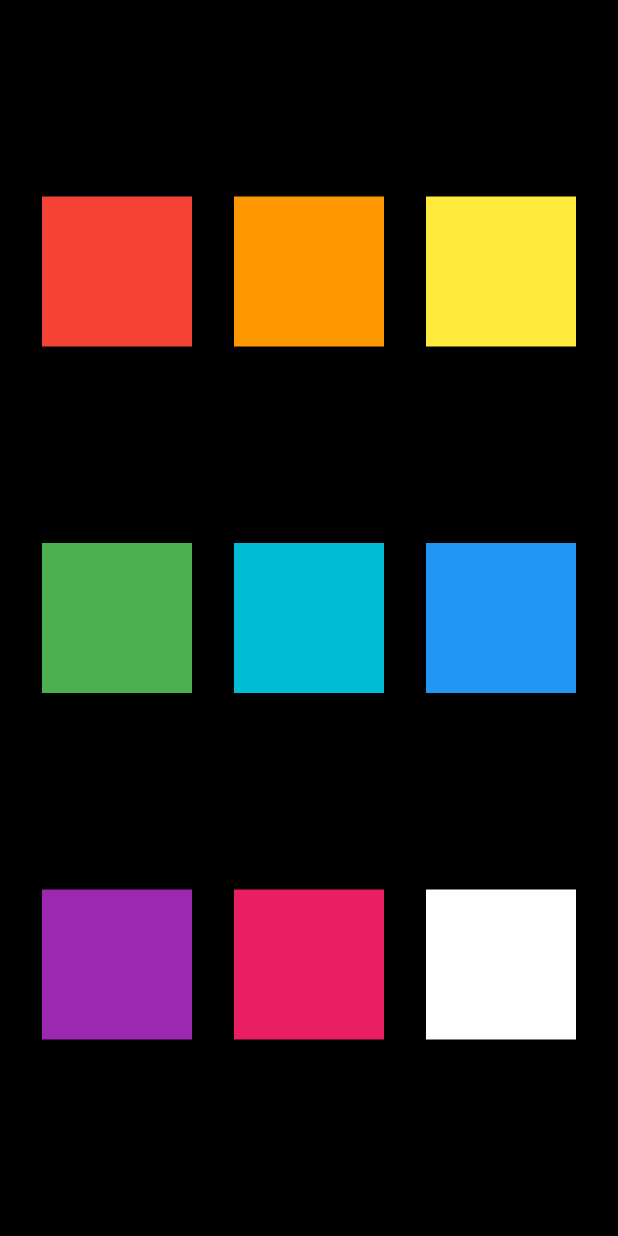
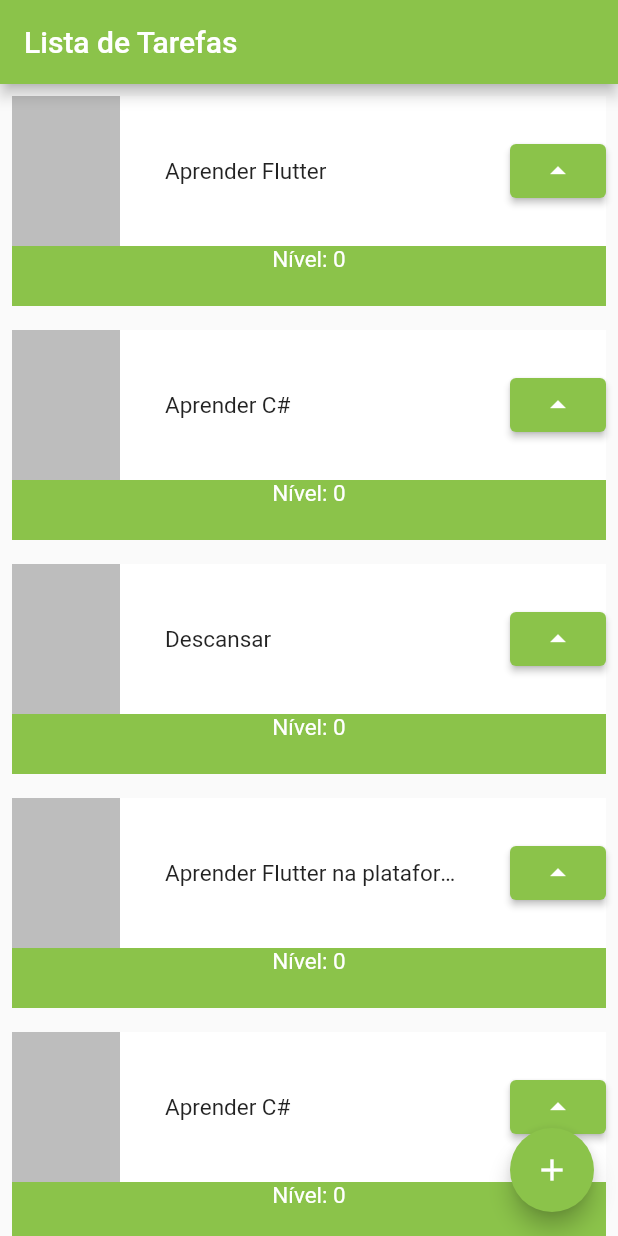
Before and after one commit to Venicode/AplicativoFlutter, a Flutter app: the screen it shows after launch, on a phone screen of 412 x 824 dp. Run offline on Flutter 3.47's test engine with Material 2 defaults, Android fonts, the phone set to English and light mode, and no system bars.

Commit message:
criando o layout do aplicativo e configurando os niveis

```diff
--- a/lib/main.dart
+++ b/lib/main.dart
@@ -4,96 +4,112 @@ void main() {
   runApp(const MyApp());
 }
 
-class MyApp extends StatelessWidget {
+class MyApp extends StatefulWidget {
   const MyApp({Key? key}) : super(key: key);
 
+  @override
+  State<MyApp> createState() => _MyAppState();
+}
+
+class _MyAppState extends State<MyApp> {
   // This widget is the root of your application.
   @override
   Widget build(BuildContext context) {
     return MaterialApp(
       title: 'Flutter Demo',
-      theme: ThemeData(
-          // This is the theme of your application./
-          //
-          // Try running your application with "flutter run". You'll see the
-          // application has a blue toolbar. Then, without quitting the app, try
-          // changing the primarySwatch below to Colors.green and then invoke
-          // "hot reload" (press "r" in the console where you ran "flutter run",
-          // or simply save your changes to "hot reload" in a Flutter IDE).
-          // Notice that the counter didn't reset back to zero; the application
-          // is not restarted.
-          primarySwatch: Colors.purple),
-      home: Container(
-          color: Colors.black,
-          child: Column(
-            mainAxisAlignment: MainAxisAlignment.spaceEvenly,
-            crossAxisAlignment: CrossAxisAlignment.center,
-            children:[
-                Row(
-                  mainAxisAlignment: MainAxisAlignment.spaceEvenly,
-                  crossAxisAlignment: CrossAxisAlignment.center,
+      theme: ThemeData(primarySwatch: Colors.lightGreen),
+      home: Scaffold(
+        appBar: AppBar(
+          title:
+              Text('Lista de Tarefas', style: TextStyle(color: Colors.white)),
+        ),
+        body: ListView(
+          children: [
+            Task('Aprender Flutter'),
+            Task('Aprender C#'),
+            Task('Descansar'),
+            Task('Aprender Flutter na plataforma da Alura'),
+            Task('Aprender C#'),
+            Task('Descansar'),
+            Task('Aprender Flutter'),
+            Task('Aprender C#'),
+            Task('Descansar')
+          ],
+        ),
+        floatingActionButton: FloatingActionButton(
+          onPressed: (() => {}),
+          child: Icon(
+            Icons.add,
+            color: Colors.white,
+          ),
+        ),
+      ),
+    );
+  }
+}
+
+class Task extends StatefulWidget {
+  const Task(this.nomeTarefa, {Key? key}) : super(key: key);
+  final String nomeTarefa;
+
+  @override
+  State<Task> createState() => _TaskState();
+}
+
+class _TaskState extends State<Task> {
+  int nivel = 0;
+  @override
+  Widget build(BuildContext context) {
+    return Padding(
+      padding: const EdgeInsets.all(8.0),
+      child: Container(
+        child: Stack(
           children: [
             Container(
-                      color: Colors.red,
+              color: Colors.lightGreen,
+              height: 140,
+            ),
+            Column(
+              children: [
+                Container(
+                  color: Colors.white,
                   height: 100,
-                      width: 100,
+                  child: Row(
+                      mainAxisAlignment: MainAxisAlignment.spaceBetween,
+                      children: [
+                        Container(
+                          color: Colors.black26,
+                          width: 72,
+                          height: 100,
                         ),
                         Container(
-                      color: Colors.orange,
-                      height: 100,
-                      width: 100,
+                          width: 200,
+                          child: Text(
+                            widget.nomeTarefa,
+                            style: TextStyle(
+                                fontSize: 15, overflow: TextOverflow.ellipsis),
                           ),
-                    Container(
-                      color: Colors.yellow,
-                      height: 100,
-                      width: 100,
+                        ),
+                        ElevatedButton(
+                          onPressed: (() {
+                            setState(() {
+                              nivel++;
+                            });
+                            print(nivel);
+                          }),
+                          child: Icon(Icons.arrow_drop_up, color: Colors.white),
+                        )
+                      ]),
+                ),
+                Text(
+                  "Nível: $nivel",
+                  style: TextStyle(color: Colors.white, fontSize: 15),
+                )
+              ],
             )
           ],
         ),
-                Row(
-                  mainAxisAlignment: MainAxisAlignment.spaceEvenly,
-                  crossAxisAlignment: CrossAxisAlignment.center,
-                  children: [
-                    Container(
-                      color: Colors.green,
-                      height: 100,
-                      width: 100,
       ),
-                    Container(
-                      color: Colors.cyan,
-                      height: 100,
-                      width: 100,
-                    ),
-                    Container(
-                      color: Colors.blue,
-                      height: 100,
-                      width: 100,
-                    )
-                  ],
-                ),
-                Row(
-                  mainAxisAlignment: MainAxisAlignment.spaceEvenly,
-                  crossAxisAlignment: CrossAxisAlignment.center,
-                  children: [
-                    Container(
-                      color: Colors.purple,
-                      height: 100,
-                      width: 100,
-                    ),
-                    Container(
-                      color: Colors.pink,
-                      height: 100,
-                      width: 100,
-                    ),
-                    Container(
-                      color: Colors.white,
-                      height: 100,
-                      width: 100,
-                    )
-                  ],
-                )
-
-              ])),
     );
   }
 }
```
Also changed, not shown: lib/pratica.dart (added, +108 -0 lines). Lines whose indentation alone changed are shown as unchanged.
